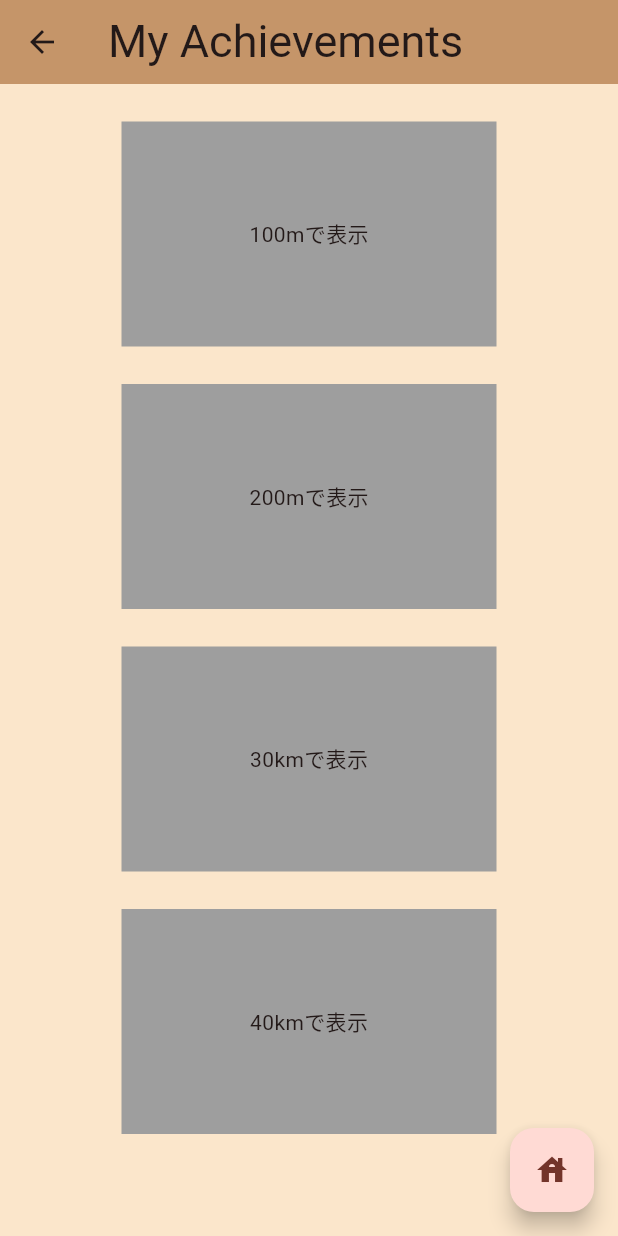
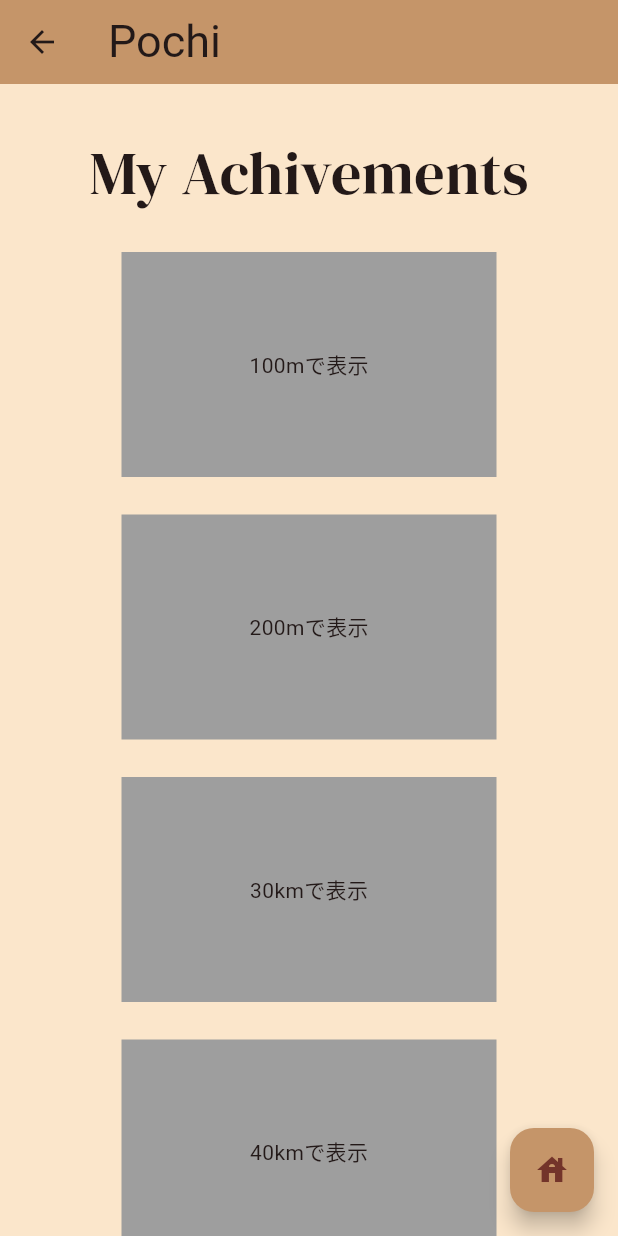
Before and after one commit to TangentMochi/pochi, a Flutter app: the MyAchive screen opened directly, on a phone screen of 412 x 824 dp. Run offline on Flutter 3.47's test engine with Material 3 defaults, Android fonts, the phone set to English and light mode, and no system bars; our stand-ins replace audioplayers, confetti, geolocator, google_fonts, google_maps_flutter, permission_handler and 1 more; missing offline and left inert: bottom_sheet_bar, flutter_config, flutter_google_map_polyline_point, flutter_overpass; accounts and stored records are empty.

Commit message:
UI完成版

```diff
--- a/lib/views/achive.dart
+++ b/lib/views/achive.dart
@@ -64,14 +64,20 @@ class _MyAchiveState extends State<MyAchive> {
     return Scaffold(
       appBar: AppBar(
         title: Text(
-          widget.title,
-
+          'Pochi',
           style: GoogleFonts.alfaSlabOne(textStyle: TextStyle(fontSize: 30)),
         ),
       ),
       body: Center(
         child: Column(
           children: <Widget>[
+            SizedBox(height: 30),
+            Text(
+              'My Achivements',
+              style: GoogleFonts.dmSerifDisplay(
+                textStyle: TextStyle(fontSize: 40),
+              ),
+            ),
             SizedBox(height: 25),
             ConfettiWidget(
               confettiController: _confettiController,
@@ -217,6 +223,7 @@ class _MyAchiveState extends State<MyAchive> {
         onPressed: BackPage,
         tooltip: 'Increment',
         child: const Icon(Icons.house),
+        backgroundColor: Color.fromARGB(255, 197, 149, 105),
       ),
     );
   }
--- a/lib/views/map.dart
+++ b/lib/views/map.dart
@@ -152,6 +152,7 @@ class _MyMapState extends State<MyMap> {
           'Pochi',
           style: GoogleFonts.alfaSlabOne(textStyle: TextStyle(fontSize: 30)),
         ),
+        centerTitle: true,
         actions: [
           IconButton(
             icon: const Icon(Icons.stop),
--- a/lib/views/result.dart
+++ b/lib/views/result.dart
@@ -108,9 +108,10 @@ class _ResultPageState extends State<ResultPage>
     return Scaffold(
       appBar: AppBar(
         title: Text(
-          widget.title,
+          'Pochi',
           style: GoogleFonts.alfaSlabOne(textStyle: TextStyle(fontSize: 30)),
         ),
+        centerTitle: true,
       ),
       body: Center(
         child: AnimatedBuilder(
@@ -121,6 +122,13 @@ class _ResultPageState extends State<ResultPage>
               child: Column(
                 mainAxisSize: MainAxisSize.min,
                 children: [
+                  // Align(
+                  //   alignment: Alignment.topCenter,
+                  //   child: Text(
+                  //     'result',
+                  //     style: GoogleFonts.saira(fontSize: 30),
+                  //   ),
+                  // ),
                   _buildRainbowShader(
                     Text(
                       'Congratulation!!',
```
Also changed, not shown: lib/views/route.dart (+9 -4 lines).
